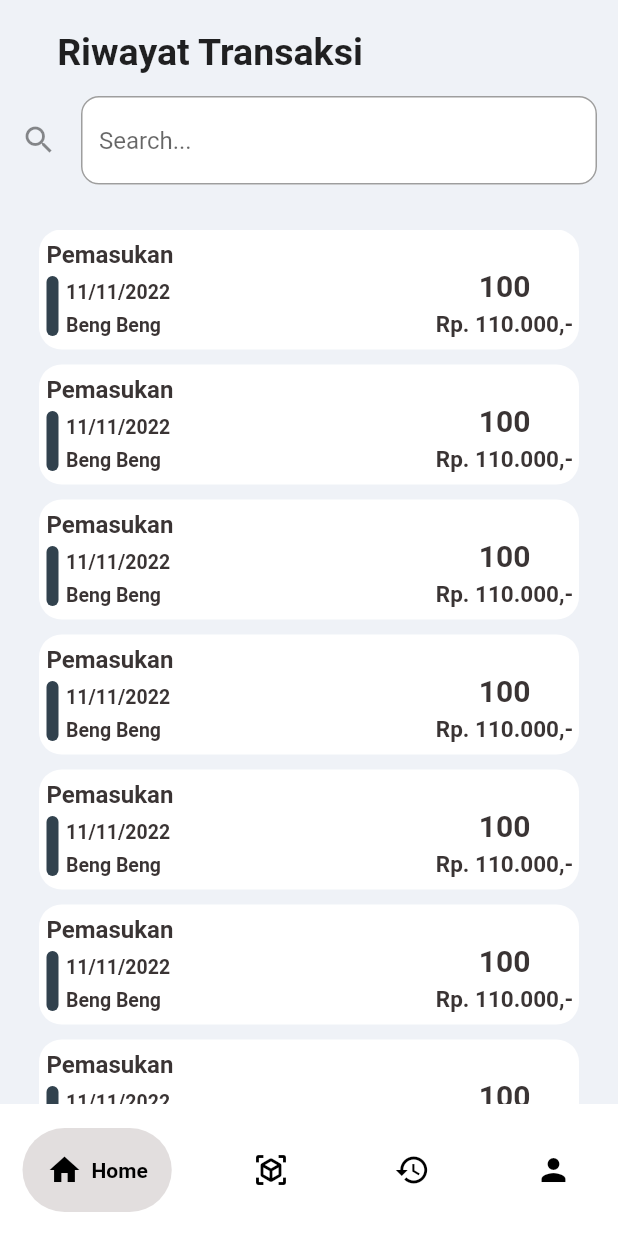
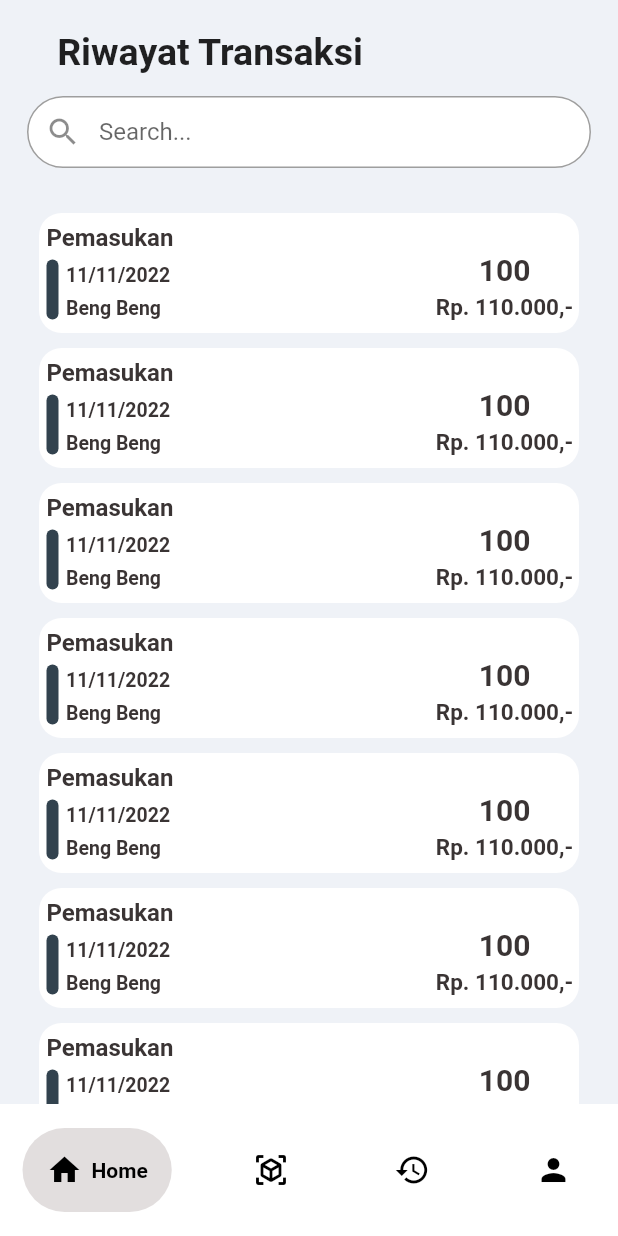
Before and after one commit to FernandJerico/inventaris_app, a Flutter app: the screen it shows once a user with an empty profile is signed in, item 3 of the bottom bar chosen, on a phone screen of 412 x 824 dp. Run offline on Flutter 3.47's test engine with Material 2 defaults, Android fonts, the phone set to English and light mode, and no system bars; drawn by our look-alikes of google_nav_bar; our stand-ins replace firebase_auth, firebase_core, get, google_fonts, ionicons; missing offline and left inert: icony; accounts and stored records are empty; network calls fail.

Commit message:
commit fixing bug history view

```diff
--- a/lib/app/modules/history/views/history_view.dart
+++ b/lib/app/modules/history/views/history_view.dart
@@ -38,22 +38,23 @@ class HistoryView extends GetView<HistoryController> {
               ),
             ),
             Padding(
-              padding: const EdgeInsets.only(left: 14, right: 14, bottom: 30),
+              padding: const EdgeInsets.only(right: 18, left: 18, bottom: 30),
               child: Container(
                 child: TextField(
                   decoration: InputDecoration(
+                    contentPadding: const EdgeInsets.only(left: 40, right: 10),
                     enabledBorder: OutlineInputBorder(
                       borderSide: const BorderSide(color: Colors.grey),
-                      borderRadius: BorderRadius.circular(12),
+                      borderRadius: BorderRadius.circular(30),
                     ),
                     focusedBorder: OutlineInputBorder(
                       borderSide: const BorderSide(
                           color: Color.fromRGBO(98, 144, 142, 1)),
-                      borderRadius: BorderRadius.circular(12),
+                      borderRadius: BorderRadius.circular(30),
                     ),
                     hintText: 'Search...',
                     fillColor: Colors.white,
-                    icon: Icon(Icons.search),
+                    prefixIcon: Icon(Icons.search),
                     filled: true,
                   ),
                 ),
```
